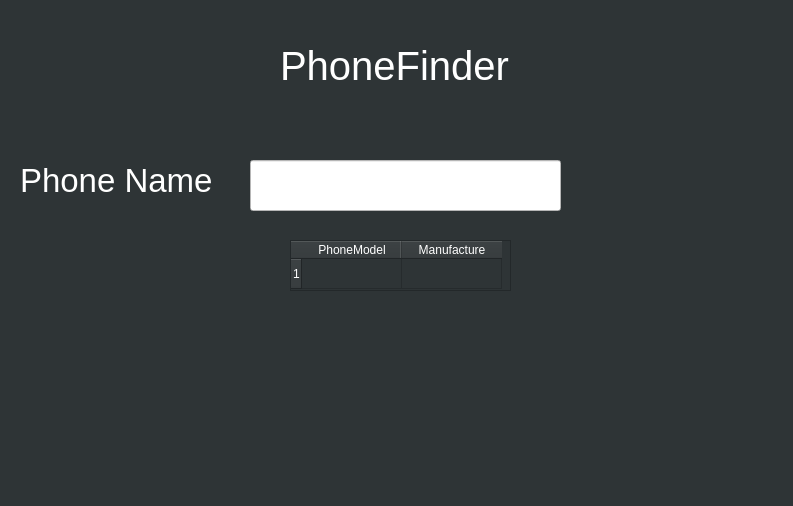
This is PhoneModelPage.ui in JohnCMeyer/PhoneFinder as Qt 5 draws it before an edit. The edited form follows.
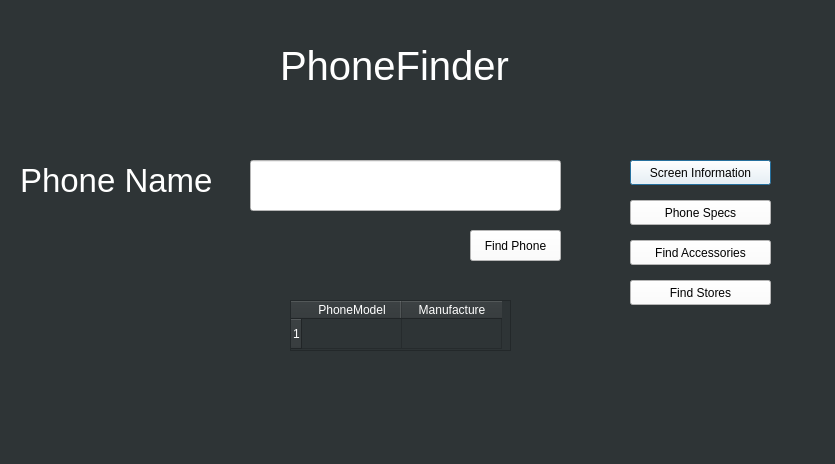
This is the edited form.

```diff
--- a/PhoneModelPage.ui
+++ b/PhoneModelPage.ui
@@ -6,8 +6,8 @@
    <rect>
     <x>0</x>
     <y>0</y>
-    <width>793</width>
-    <height>506</height>
+    <width>835</width>
+    <height>464</height>
    </rect>
   </property>
   <property name="windowTitle">
@@ -69,7 +69,7 @@
    <property name="geometry">
     <rect>
      <x>290</x>
-     <y>240</y>
+     <y>300</y>
      <width>221</width>
      <height>51</height>
     </rect>
@@ -95,6 +95,86 @@
     </property>
    </column>
   </widget>
+  <widget class="QPushButton" name="phoneFinderScreen">
+   <property name="geometry">
+    <rect>
+     <x>630</x>
+     <y>160</y>
+     <width>141</width>
+     <height>25</height>
+    </rect>
+   </property>
+   <property name="styleSheet">
+    <string notr="true">background-color: rgb(255, 255, 255);</string>
+   </property>
+   <property name="text">
+    <string>Screen Information</string>
+   </property>
+  </widget>
+  <widget class="QPushButton" name="phoneFinderSpecs">
+   <property name="geometry">
+    <rect>
+     <x>630</x>
+     <y>200</y>
+     <width>141</width>
+     <height>25</height>
+    </rect>
+   </property>
+   <property name="styleSheet">
+    <string notr="true">background-color: rgb(255, 255, 255);</string>
+   </property>
+   <property name="text">
+    <string>Phone Specs</string>
+   </property>
+  </widget>
+  <widget class="QPushButton" name="phoneFinderAccess">
+   <property name="geometry">
+    <rect>
+     <x>630</x>
+     <y>240</y>
+     <width>141</width>
+     <height>25</height>
+    </rect>
+   </property>
+   <property name="styleSheet">
+    <string notr="true">background-color: rgb(255, 255, 255);</string>
+   </property>
+   <property name="text">
+    <string>Find Accessories</string>
+   </property>
+  </widget>
+  <widget class="QPushButton" name="phoneFinderStores">
+   <property name="geometry">
+    <rect>
+     <x>630</x>
+     <y>280</y>
+     <width>141</width>
+     <height>25</height>
+    </rect>
+   </property>
+   <property name="styleSheet">
+    <string notr="true">background-color: rgb(255, 255, 255);</string>
+   </property>
+   <property name="text">
+    <string>Find Stores</string>
+   </property>
+  </widget>
+  <widget class="QPushButton" name="phoneFindButton">
+   <property name="geometry">
+    <rect>
+     <x>470</x>
+     <y>230</y>
+     <width>91</width>
+     <height>31</height>
+    </rect>
+   </property>
+   <property name="styleSheet">
+    <string notr="true">background-color: rgb(255, 255, 255);</string>
+   </property>
+   <property name="text">
+    <string>Find Phone</string>
+   </property>
+  </widget>
  </widget>
  <resources/>
  <connections/>
```
Left out of the diff: 2 changed lines with no effect on the pictures.
